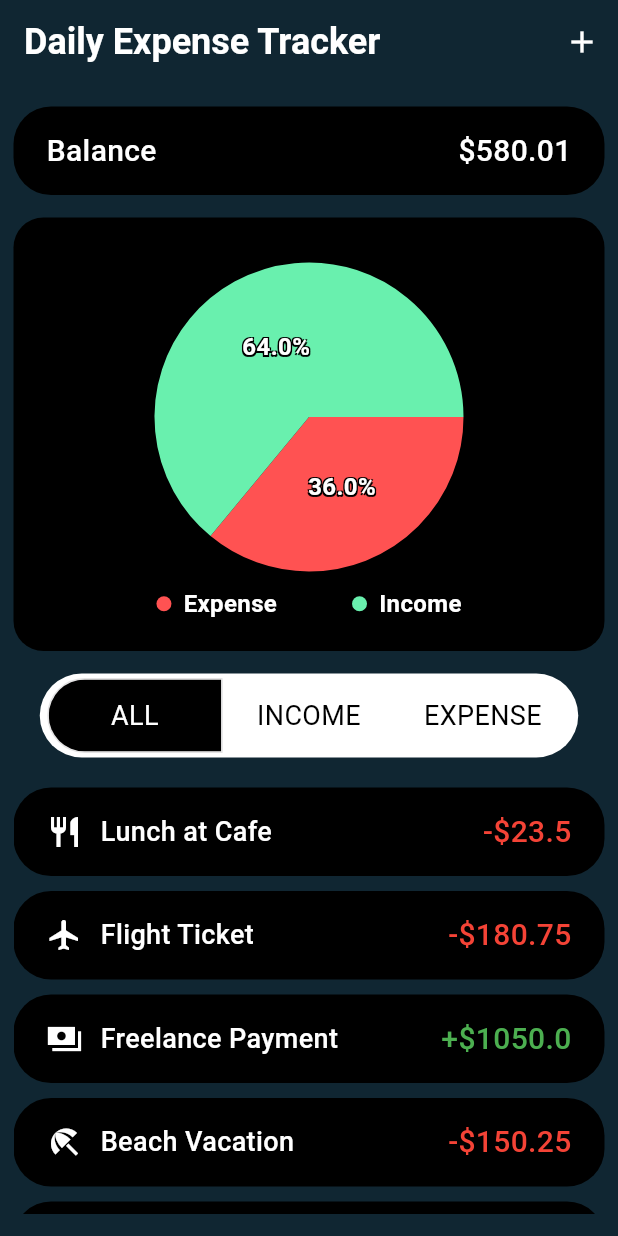
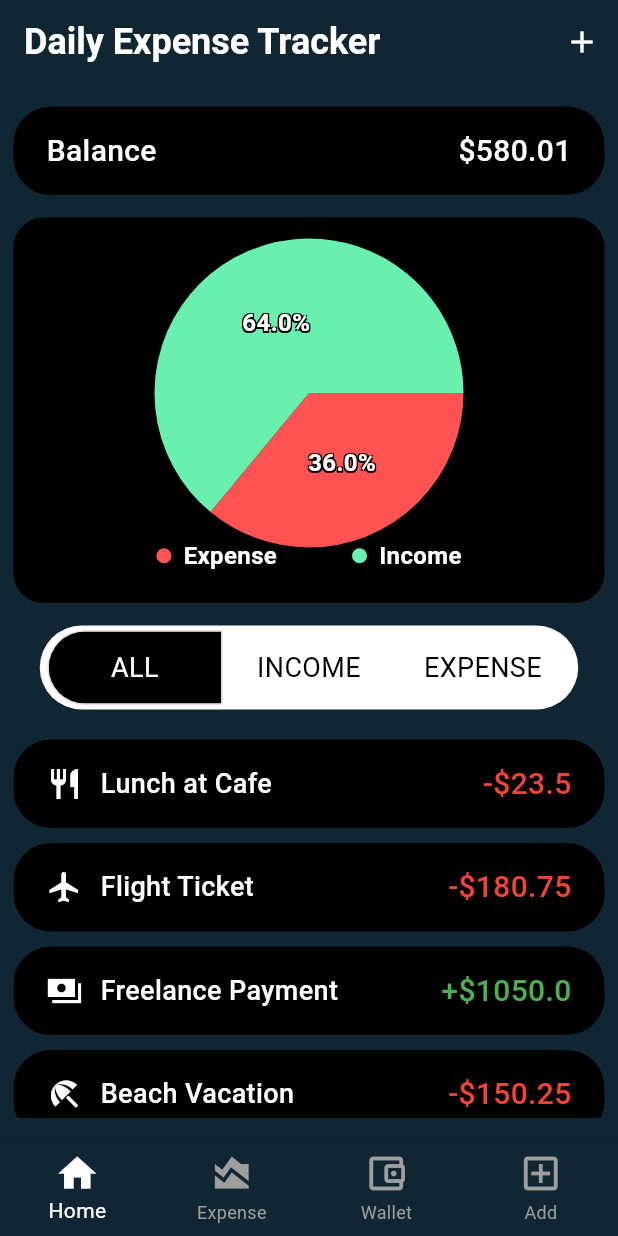
Before and after one commit to Kachielite/expense-app, a Flutter app: the screen it shows after launch, on a phone screen of 412 x 824 dp. Run offline on Flutter 3.47's test engine with Material 3 defaults, Android fonts, the phone set to English and light mode, and no system bars; drawn by our look-alikes of fl_chart.

Commit message:
added bottom navigation bar

```diff
--- a/lib/main.dart
+++ b/lib/main.dart
@@ -1,8 +1,8 @@
-import 'package:daily_expense/Widgets/home.dart';
+import 'package:daily_expense/screens/tabs.dart';
 import 'package:flutter/material.dart';
 
 void main() {
   runApp(const MaterialApp(
-    home: Home(),
+    home: TabsScreen(),
   ));
 }
--- /dev/null
+++ b/lib/screens/tabs.dart
@@ -0,0 +1,59 @@
+import 'package:flutter/material.dart';
+
+import '../Widgets/home.dart'; // Make sure you have corresponding widgets for each tab
+
+class TabsScreen extends StatefulWidget {
+  const TabsScreen({super.key});
+
+  @override
+  State<TabsScreen> createState() {
+    return _TabsScreenState();
+  }
+}
+
+class _TabsScreenState extends State<TabsScreen> {
+  int _selectedIndex = 0; // Track the selected index
+
+  // A list of widgets corresponding to each tab
+  final List<Widget> _pages = [
+    const Home(), // Home widget
+    const Text('Expense Screen'), // Add your widget for Expense
+    const Text(
+        'Wallet Screen'), // Add your widget for Wallet// Add your widget for the new tab
+  ];
+
+  // Function to update the selected index when a tab is tapped
+  void _onItemTapped(int index) {
+    setState(() {
+      _selectedIndex = index;
+    });
+  }
+
+  @override
+  Widget build(BuildContext context) {
+    return Scaffold(
+      body: _pages[_selectedIndex], // Display the selected page
+      bottomNavigationBar: BottomNavigationBar(
+        iconSize: 30,
+        currentIndex: _selectedIndex, // Set the selected index
+        onTap: _onItemTapped, // Handle taps on tabs
+        backgroundColor: const Color.fromRGBO(16, 38, 50, 1),
+        type: BottomNavigationBarType.fixed, // Add this line for 4+ items
+        selectedItemColor:
+            Colors.white, // Optionally set the selected item color
+        unselectedItemColor:
+            Colors.grey, // Optionally set the unselected item color
+        items: const [
+          BottomNavigationBarItem(icon: Icon(Icons.home), label: 'Home'),
+          BottomNavigationBarItem(
+              icon: Icon(Icons.area_chart_sharp), label: 'Expense'),
+          BottomNavigationBarItem(
+              icon: Icon(Icons.account_balance_wallet_outlined),
+              label: 'Wallet'),
+          BottomNavigationBarItem(
+              icon: Icon(Icons.add_box_outlined), label: 'Add'),
+        ],
+      ),
+    );
+  }
+}
```
